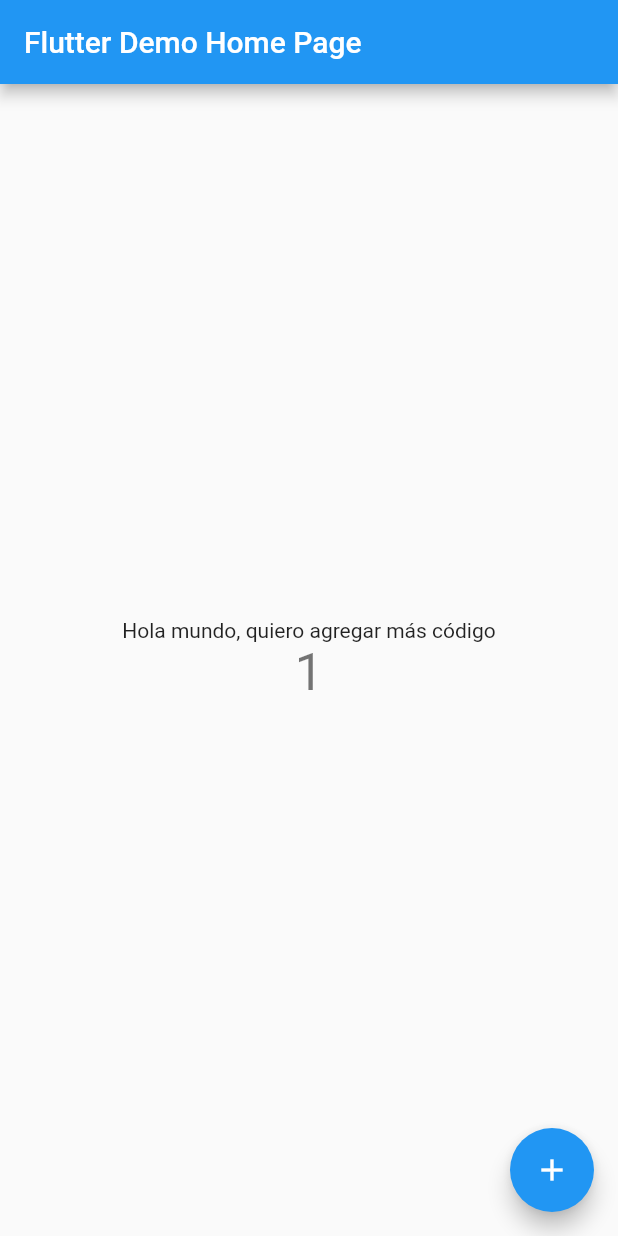
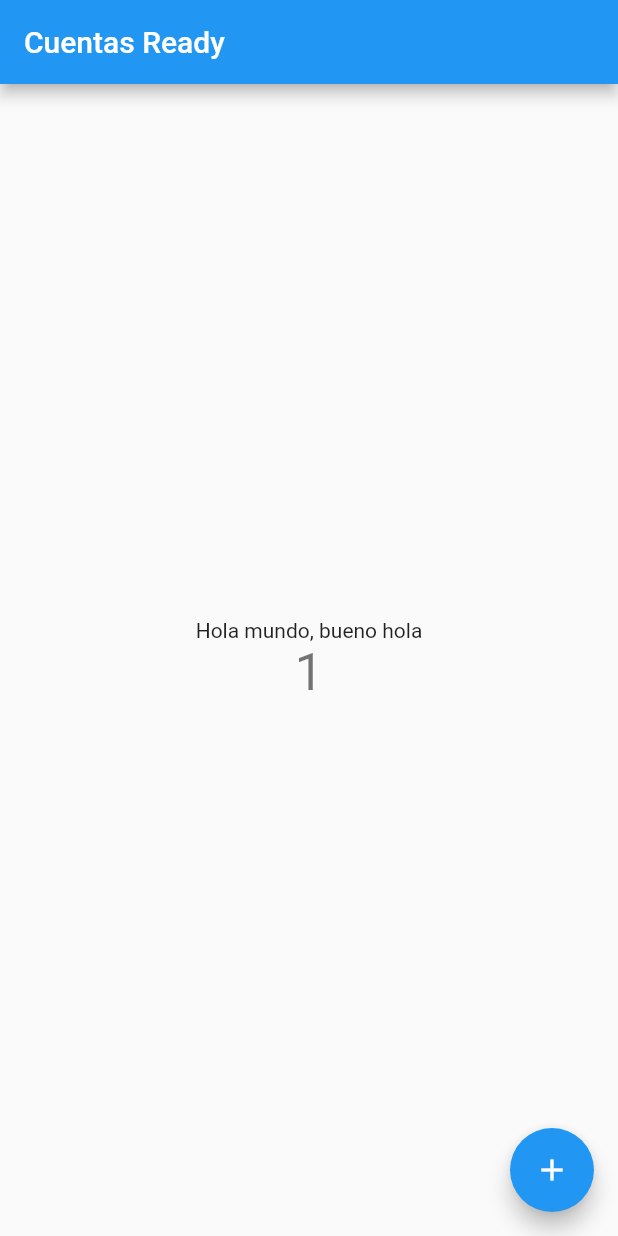
Before and after one commit to JoelOntuDeveloper/cuentas_ready_front_end, a Flutter app: the screen it shows after launch, after a tap on the "add" icon, on a phone screen of 412 x 824 dp. Run offline on Flutter 3.47's test engine with Material 2 defaults, Android fonts, the phone set to English and light mode, and no system bars.

Commit message:
Pantalla de inicio de App

```diff
--- a/lib/main.dart
+++ b/lib/main.dart
@@ -1,3 +1,4 @@
+import 'package:cuentas_ready/splash_screen.dart';
 import 'package:flutter/material.dart';
 
 void main() {
@@ -9,39 +10,19 @@ class MyApp extends StatelessWidget {
   @override
   Widget build(BuildContext context) {
     return MaterialApp(
-      title: 'Flutter Demo',
+      title: 'Cuentas Ready',
       theme: ThemeData(
-        // This is the theme of your application.
-        //
-        // Try running your application with "flutter run". You'll see the
-        // application has a blue toolbar. Then, without quitting the app, try
-        // changing the primarySwatch below to Colors.green and then invoke
-        // "hot reload" (press "r" in the console where you ran "flutter run",
-        // or simply save your changes to "hot reload" in a Flutter IDE).
-        // Notice that the counter didn't reset back to zero; the application
-        // is not restarted.
         primarySwatch: Colors.blue,
-        // This makes the visual density adapt to the platform that you run
-        // the app on. For desktop platforms, the controls will be smaller and
-        // closer together (more dense) than on mobile platforms.
         visualDensity: VisualDensity.adaptivePlatformDensity,
       ),
-      home: MyHomePage(title: 'Flutter Demo Home Page'),
+      // home: MyHomePage(title: 'Flutter Demo Home Page'),
+      home: SplashScreen(),
     );
   }
 }
 
 class MyHomePage extends StatefulWidget {
   MyHomePage({Key key, this.title}) : super(key: key);
-
-  // This widget is the home page of your application. It is stateful, meaning
-  // that it has a State object (defined below) that contains fields that affect
-  // how it looks.
-
-  // This class is the configuration for the state. It holds the values (in this
-  // case the title) provided by the parent (in this case the App widget) and
-  // used by the build method of the State. Fields in a Widget subclass are
-  // always marked "final".
 
   final String title;
 
@@ -98,7 +79,7 @@ class _MyHomePageState extends State<MyHomePage> {
           mainAxisAlignment: MainAxisAlignment.center,
           children: <Widget>[
             Text(
-              'Hola mundo, quiero agregar más código',
+              'Hola mundo, bueno hola',
             ),
             Text(
               '$_counter',
--- /dev/null
+++ b/lib/splash_screen.dart
@@ -0,0 +1,49 @@
+import 'package:cuentas_ready/main.dart';
+import 'package:flutter/material.dart';
+
+class SplashScreen extends StatefulWidget {
+  @override
+  _SplashScreenState createState() => _SplashScreenState();
+}
+
+class _SplashScreenState extends State<SplashScreen> {
+  @override
+  void initState() {
+    Future.delayed(
+      Duration(milliseconds: 2000),
+      () => Navigator.pushReplacement(
+          context,
+          MaterialPageRoute(
+            builder: (context) => MyHomePage(
+              title: "Cuentas Ready",
+            ),
+          )),
+    );
+
+    // TODO: implement initState
+    super.initState();
+  }
+
+  @override
+  Widget build(BuildContext context) {
+    return Scaffold(
+      body: SafeArea(
+        child: Column(
+          children: <Widget>[
+            Spacer(),
+            Center(
+              child: FractionallySizedBox(
+                widthFactor: .6,
+                child: FlutterLogo(size: 400),
+              ),
+            ),
+            Spacer(),
+            CircularProgressIndicator(),
+            Spacer(),
+            Text('Cuentas Ready')
+          ],
+        ),
+      ),
+    );
+  }
+}
```
